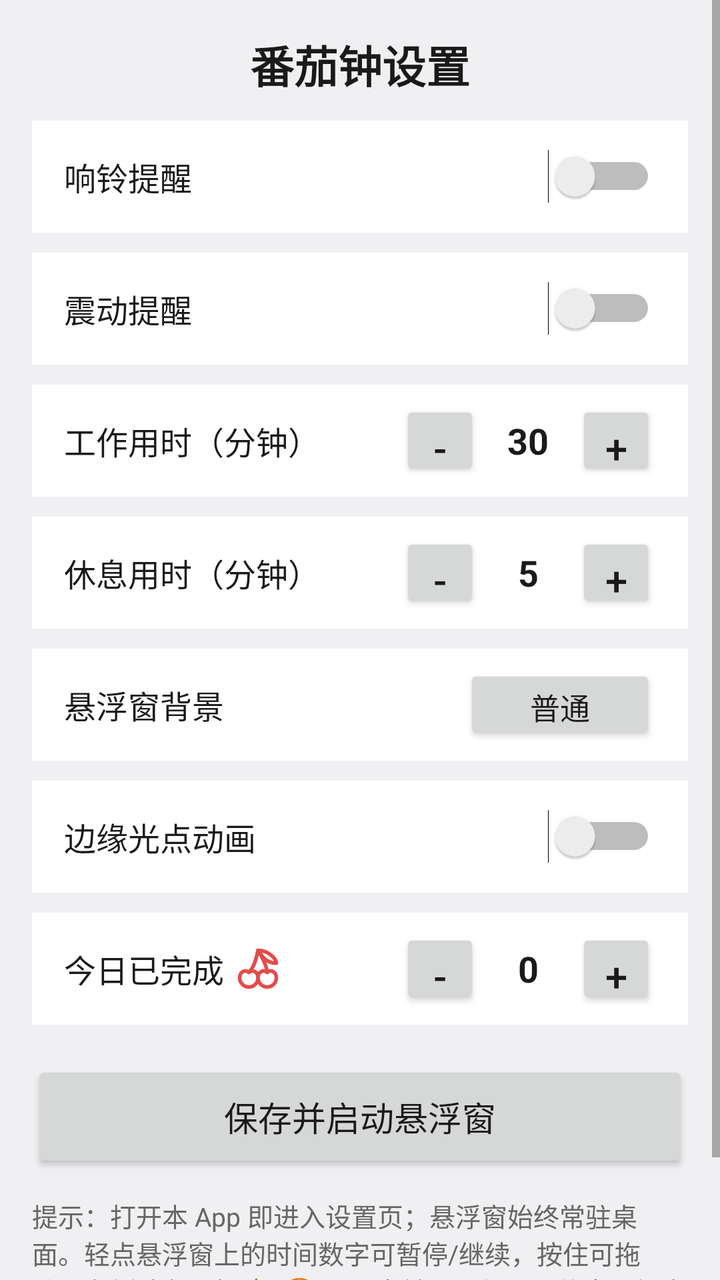
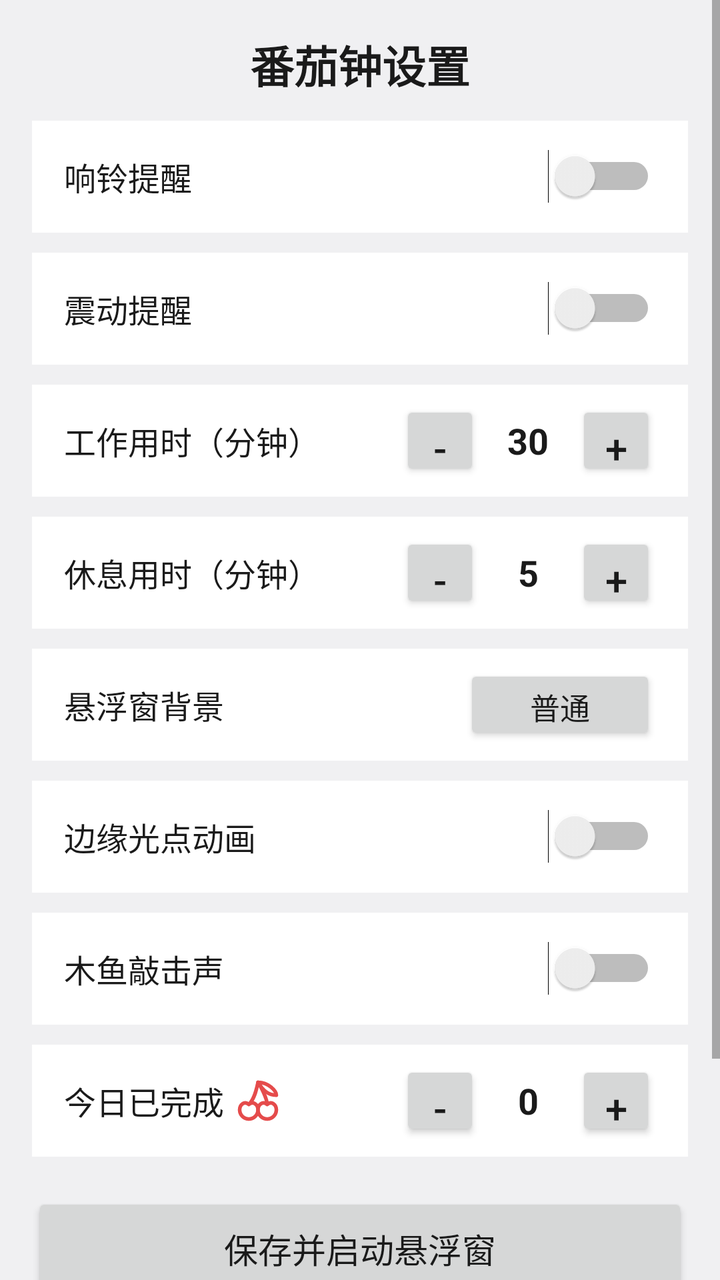

Two renders of the same Android screen: before a commit and after it. Below are the layout's source before the change and the commit's diff.
<!-- AndroidManifest.xml: application theme Theme.Pomodoro -->
<!-- res/layout/activity_main.xml -->
<?xml version="1.0" encoding="utf-8"?>
<ScrollView xmlns:android="http://schemas.android.com/apk/res/android"
    android:layout_width="match_parent"
    android:layout_height="match_parent"
    android:background="#f0f0f2">
    <LinearLayout
        android:layout_width="match_parent"
        android:layout_height="wrap_content"
        android:orientation="vertical"
        android:padding="16dp">

        <TextView
            android:layout_width="match_parent"
            android:layout_height="wrap_content"
            android:text="番茄钟设置"
            android:textSize="22sp"
            android:textStyle="bold"
            android:gravity="center"
            android:layout_marginBottom="12dp" />

        <TextView
            android:id="@+id/tv_perm"
            android:layout_width="match_parent"
            android:layout_height="wrap_content"
            android:text="请先授予悬浮窗与通知权限"
            android:textColor="#d32f2f"
            android:textSize="14sp"
            android:visibility="gone"
            android:layout_marginBottom="8dp" />

        
        <LinearLayout
            android:layout_width="match_parent"
            android:layout_height="56dp"
            android:orientation="horizontal"
            android:gravity="center_vertical"
            android:background="#ffffff"
            android:paddingStart="16dp"
            android:paddingEnd="16dp"
            android:layout_marginBottom="10dp">
            <TextView
                android:layout_width="0dp"
                android:layout_height="wrap_content"
                android:layout_weight="1"
                android:text="响铃提醒"
                android:textSize="16sp" />
            <Switch
                android:id="@+id/switch_ring"
                android:layout_width="wrap_content"
                android:layout_height="wrap_content" />
        </LinearLayout>

        
        <LinearLayout
            android:layout_width="match_parent"
            android:layout_height="56dp"
            android:orientation="horizontal"
            android:gravity="center_vertical"
            android:background="#ffffff"
            android:paddingStart="16dp"
            android:paddingEnd="16dp"
            android:layout_marginBottom="10dp">
            <TextView
                android:layout_width="0dp"
                android:layout_height="wrap_content"
                android:layout_weight="1"
                android:text="震动提醒"
                android:textSize="16sp" />
            <Switch
                android:id="@+id/switch_vibrate"
                android:layout_width="wrap_content"
                android:layout_height="wrap_content" />
        </LinearLayout>

        
        <LinearLayout
            android:layout_width="match_parent"
            android:layout_height="56dp"
            android:orientation="horizontal"
            android:gravity="center_vertical"
            android:background="#ffffff"
            android:paddingStart="16dp"
            android:paddingEnd="16dp"
            android:layout_marginBottom="10dp">
            <TextView
                android:layout_width="0dp"
                android:layout_height="wrap_content"
                android:layout_weight="1"
                android:text="工作用时（分钟）"
                android:textSize="16sp" />
            <Button
                android:id="@+id/btn_work_minus"
                android:layout_width="40dp"
                android:layout_height="40dp"
                android:text="-"
                android:textSize="20sp" />
            <TextView
                android:id="@+id/tv_work"
                android:layout_width="48dp"
                android:layout_height="wrap_content"
                android:gravity="center"
                android:text="30"
                android:textSize="18sp"
                android:textStyle="bold" />
            <Button
                android:id="@+id/btn_work_plus"
                android:layout_width="40dp"
                android:layout_height="40dp"
                android:text="+"
                android:textSize="20sp" />
        </LinearLayout>

        
        <LinearLayout
            android:layout_width="match_parent"
            android:layout_height="56dp"
            android:orientation="horizontal"
            android:gravity="center_vertical"
            android:background="#ffffff"
            android:paddingStart="16dp"
            android:paddingEnd="16dp"
            android:layout_marginBottom="10dp">
            <TextView
                android:layout_width="0dp"
                android:layout_height="wrap_content"
                android:layout_weight="1"
                android:text="休息用时（分钟）"
                android:textSize="16sp" />
            <Button
                android:id="@+id/btn_break_minus"
                android:layout_width="40dp"
                android:layout_height="40dp"
                android:text="-"
                android:textSize="20sp" />
            <TextView
                android:id="@+id/tv_break"
                android:layout_width="48dp"
                android:layout_height="wrap_content"
                android:gravity="center"
                android:text="5"
                android:textSize="18sp"
                android:textStyle="bold" />
            <Button
                android:id="@+id/btn_break_plus"
                android:layout_width="40dp"
                android:layout_height="40dp"
                android:text="+"
                android:textSize="20sp" />
        </LinearLayout>

        
        <LinearLayout
            android:layout_width="match_parent"
            android:layout_height="56dp"
            android:orientation="horizontal"
            android:gravity="center_vertical"
            android:background="#ffffff"
            android:paddingStart="16dp"
            android:paddingEnd="16dp"
            android:layout_marginBottom="10dp">
            <TextView
                android:layout_width="0dp"
                android:layout_height="wrap_content"
                android:layout_weight="1"
                android:text="悬浮窗背景"
                android:textSize="16sp" />
            <Button
                android:id="@+id/btn_bgmode"
                android:layout_width="96dp"
                android:layout_height="40dp"
                android:text="普通"
                android:textSize="15sp" />
        </LinearLayout>

        
        <LinearLayout
            android:layout_width="match_parent"
            android:layout_height="56dp"
            android:orientation="horizontal"
            android:gravity="center_vertical"
            android:background="#ffffff"
            android:paddingStart="16dp"
            android:paddingEnd="16dp"
            android:layout_marginBottom="10dp">
            <TextView
                android:layout_width="0dp"
                android:layout_height="wrap_content"
                android:layout_weight="1"
                android:text="边缘光点动画"
                android:textSize="16sp" />
            <Switch
                android:id="@+id/switch_edge_light"
                android:layout_width="wrap_content"
                android:layout_height="wrap_content" />
        </LinearLayout>

        
        <LinearLayout
            android:layout_width="match_parent"
            android:layout_height="56dp"
            android:orientation="horizontal"
            android:gravity="center_vertical"
            android:background="#ffffff"
            android:paddingStart="16dp"
            android:paddingEnd="16dp"
            android:layout_marginBottom="10dp">
            <TextView
                android:layout_width="wrap_content"
                android:layout_height="wrap_content"
                android:text="今日已完成"
                android:textSize="16sp" />
            <ImageView
                android:layout_width="22dp"
                android:layout_height="22dp"
                android:layout_marginStart="6dp"
                android:src="@drawable/ic_tomato"
                android:tint="#E54B4B" />
            <View
                android:layout_width="0dp"
                android:layout_height="0dp"
                android:layout_weight="1" />
            <Button
                android:id="@+id/btn_today_minus"
                android:layout_width="40dp"
                android:layout_height="40dp"
                android:text="-"
                android:textSize="20sp" />
            <TextView
                android:id="@+id/tv_today"
                android:layout_width="48dp"
                android:layout_height="wrap_content"
                android:gravity="center"
                android:text="0"
                android:textSize="18sp"
                android:textStyle="bold" />
            <Button
                android:id="@+id/btn_today_plus"
                android:layout_width="40dp"
                android:layout_height="40dp"
                android:text="+"
                android:textSize="20sp" />
        </LinearLayout>

        <Button
            android:id="@+id/btn_save"
            android:layout_width="match_parent"
            android:layout_height="56dp"
            android:text="保存并启动悬浮窗"
            android:textSize="17sp"
            android:layout_marginTop="8dp" />

        <TextView
            android:layout_width="match_parent"
            android:layout_height="wrap_content"
            android:text="提示：打开本 App 即进入设置页；悬浮窗始终常驻桌面。轻点悬浮窗上的时间数字可暂停/继续，按住可拖动。左侧阶段图标🍅/🍔 显示当前是工作还是休息，轻点它可循环切换背景（普通/透明/玻璃），也可在上方「悬浮窗背景」里设置。工作中数字为白色，休息中为绿色。"
            android:textSize="13sp"
            android:textColor="#666"
            android:layout_marginTop="12dp" />

    </LinearLayout>
</ScrollView>
<!-- resources referenced by this layout -->
<resources>
  <!-- drawable ic_tomato (drawable) -->
  <vector xmlns:android="http://schemas.android.com/apk/res/android"
      android:width="24dp"
      android:height="24dp"
      android:viewportWidth="24"
      android:viewportHeight="24">
      <path
          android:pathData="M2 17a5 5 0 0 0 10 0c0-2.76-2.5-5-5-3-2.5-2-5 .24-5 3Z"
          android:fillColor="@android:color/transparent"
          android:strokeColor="@color/widget_text"
          android:strokeWidth="2"
          android:strokeLineCap="round"
          android:strokeLineJoin="round" />
      <path
          android:pathData="M12 17a5 5 0 0 0 10 0c0-2.76-2.5-5-5-3-2.5-2-5 .24-5 3Z"
          android:fillColor="@android:color/transparent"
          android:strokeColor="@color/widget_text"
          android:strokeWidth="2"
          android:strokeLineCap="round"
          android:strokeLineJoin="round" />
      <path
          android:pathData="M7 14c3.22-2.91 4.29-8.75 5-12 1.66 2.38 4.94 9 5 12"
          android:fillColor="@android:color/transparent"
          android:strokeColor="@color/widget_text"
          android:strokeWidth="2"
          android:strokeLineCap="round"
          android:strokeLineJoin="round" />
      <path
          android:pathData="M22 9c-4.29 0-7.14-2.33-10-7 5.71 0 10 4.67 10 7Z"
          android:fillColor="@android:color/transparent"
          android:strokeColor="@color/widget_text"
          android:strokeWidth="2"
          android:strokeLineCap="round"
          android:strokeLineJoin="round" />
  </vector>
  <style name="Theme.Pomodoro" parent="Theme.AppCompat.Light.NoActionBar">
          <item name="android:forceDarkAllowed">false</item>
          <item name="android:windowBackground">#f0f0f2</item>
          <item name="android:textColor">#1a1a1a</item>
      </style>
  <color name="widget_text">#FFFFFF</color>
</resources>

<!-- the commit's change to res/layout/activity_main.xml (unified diff, before → after) -->
@@ -205,6 +205,28 @@
             android:paddingEnd="16dp"
             android:layout_marginBottom="10dp">
             <TextView
+                android:layout_width="0dp"
+                android:layout_height="wrap_content"
+                android:layout_weight="1"
+                android:text="木鱼敲击声"
+                android:textSize="16sp" />
+            <Switch
+                android:id="@+id/switch_knock"
+                android:layout_width="wrap_content"
+                android:layout_height="wrap_content" />
+        </LinearLayout>
+
+        
+        <LinearLayout
+            android:layout_width="match_parent"
+            android:layout_height="56dp"
+            android:orientation="horizontal"
+            android:gravity="center_vertical"
+            android:background="#ffffff"
+            android:paddingStart="16dp"
+            android:paddingEnd="16dp"
+            android:layout_marginBottom="10dp">
+            <TextView
                 android:layout_width="wrap_content"
                 android:layout_height="wrap_content"
                 android:text="今日已完成"
